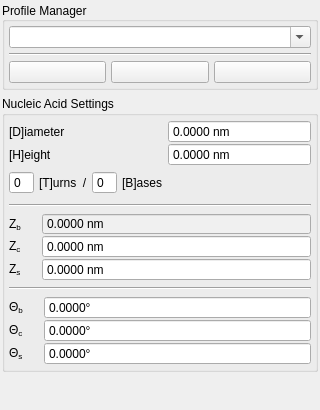
Above: config/nucleic_acid/panel.ui from NATuG3/NATuG3 before the change. Below: the same form after it.
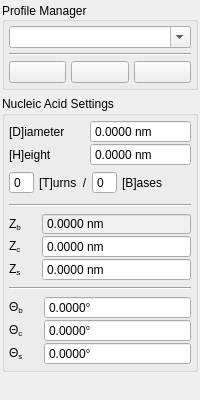
That is the form after the change.

Patch:
```diff
--- a/config/nucleic_acid/panel.ui
+++ b/config/nucleic_acid/panel.ui
@@ -6,8 +6,8 @@
    <rect>
     <x>0</x>
     <y>0</y>
-    <width>320</width>
-    <height>410</height>
+    <width>200</width>
+    <height>400</height>
    </rect>
   </property>
   <property name="windowTitle">
```
